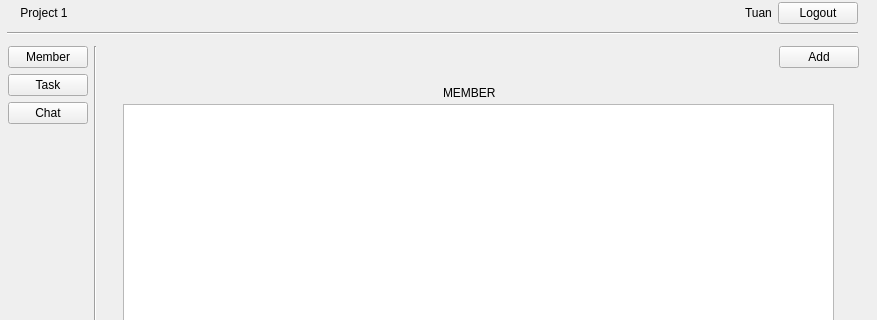
First picture: the form in TaskManager/projectdetails.ui, repository letuan279/LTM, before the edit; both pictures show x 0 to 877 and y 0 to 320 of the 877 by 643 pixel window.
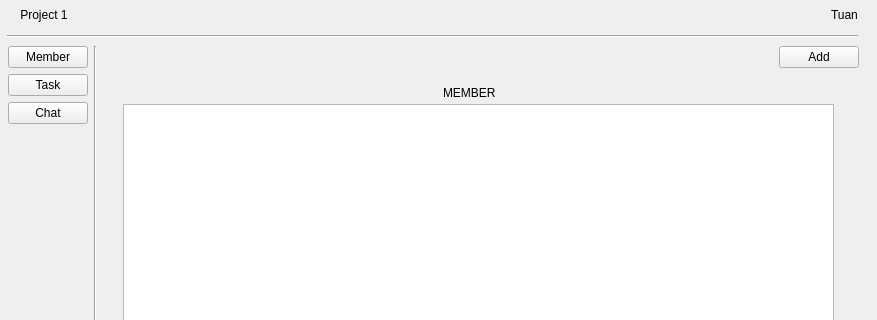
Second picture: the form after the edit.

The edit to the form file:
```diff
--- a/TaskManager/projectdetails.ui
+++ b/TaskManager/projectdetails.ui
@@ -199,13 +199,6 @@
         </property>
        </widget>
       </item>
-      <item>
-       <widget class="QPushButton" name="pushButton_15">
-        <property name="text">
-         <string>Logout</string>
-        </property>
-       </widget>
-      </item>
      </layout>
     </item>
     <item>
```
